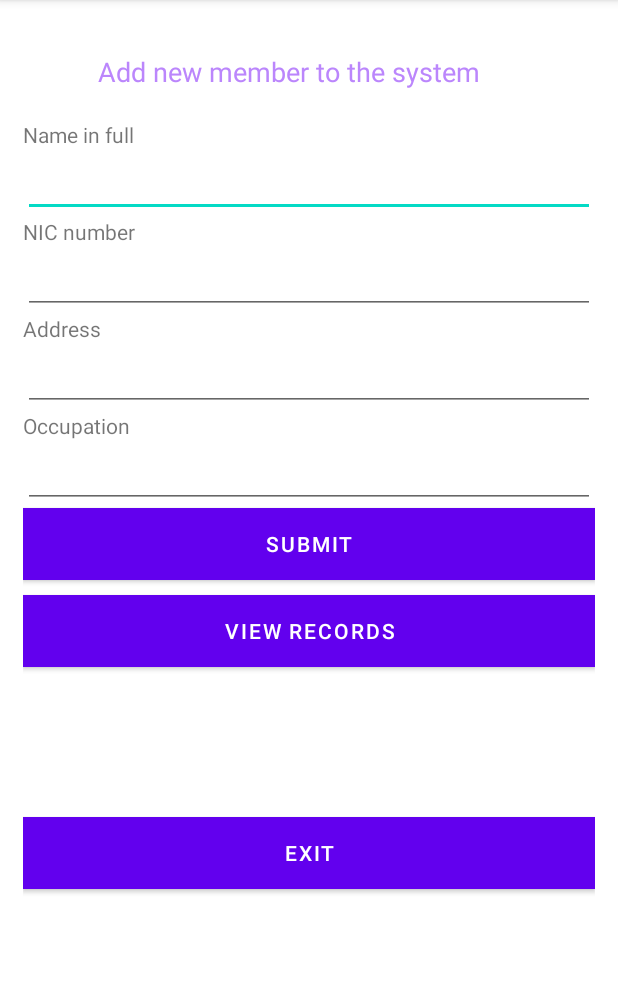
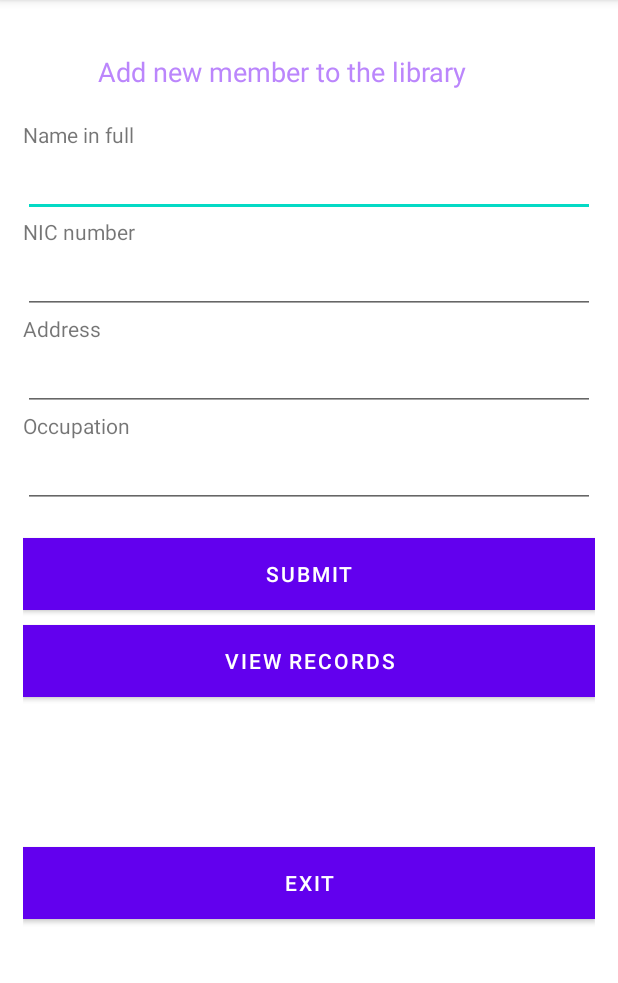
Before and after one commit to cybertronicEX/merged, an Android app: the MainActivity screen opened directly, with no data from a screen before it, on a phone screen of 412 x 824 dp, the part 84-1067 px from its top. Run offline under Robolectric (Android 15) with nearby library versions, the phone set to English and light mode, and no system bars; our stand-ins replace Firebase (no records; nobody signed in at launch, a user with empty details on screens opened directly).

Commit message:
minor fixes

```diff
--- /dev/null
+++ b/LibraySystem/app/src/main/res/drawable/ic_baseline_menu_book_24.xml
@@ -0,0 +1,19 @@
+<vector xmlns:android="http://schemas.android.com/apk/res/android"
+    android:width="24dp"
+    android:height="24dp"
+    android:viewportWidth="24"
+    android:viewportHeight="24"
+    android:tint="?attr/colorControlNormal">
+  <path
+      android:fillColor="@android:color/white"
+      android:pathData="M21,5c-1.11,-0.35 -2.33,-0.5 -3.5,-0.5c-1.95,0 -4.05,0.4 -5.5,1.5c-1.45,-1.1 -3.55,-1.5 -5.5,-1.5S2.45,4.9 1,6v14.65c0,0.25 0.25,0.5 0.5,0.5c0.1,0 0.15,-0.05 0.25,-0.05C3.1,20.45 5.05,20 6.5,20c1.95,0 4.05,0.4 5.5,1.5c1.35,-0.85 3.8,-1.5 5.5,-1.5c1.65,0 3.35,0.3 4.75,1.05c0.1,0.05 0.15,0.05 0.25,0.05c0.25,0 0.5,-0.25 0.5,-0.5V6C22.4,5.55 21.75,5.25 21,5zM21,18.5c-1.1,-0.35 -2.3,-0.5 -3.5,-0.5c-1.7,0 -4.15,0.65 -5.5,1.5V8c1.35,-0.85 3.8,-1.5 5.5,-1.5c1.2,0 2.4,0.15 3.5,0.5V18.5z"/>
+  <path
+      android:fillColor="@android:color/white"
+      android:pathData="M17.5,10.5c0.88,0 1.73,0.09 2.5,0.26V9.24C19.21,9.09 18.36,9 17.5,9c-1.7,0 -3.24,0.29 -4.5,0.83v1.66C14.13,10.85 15.7,10.5 17.5,10.5z"/>
+  <path
+      android:fillColor="@android:color/white"
+      android:pathData="M13,12.49v1.66c1.13,-0.64 2.7,-0.99 4.5,-0.99c0.88,0 1.73,0.09 2.5,0.26V11.9c-0.79,-0.15 -1.64,-0.24 -2.5,-0.24C15.8,11.66 14.26,11.96 13,12.49z"/>
+  <path
+      android:fillColor="@android:color/white"
+      android:pathData="M17.5,14.33c-1.7,0 -3.24,0.29 -4.5,0.83v1.66c1.13,-0.64 2.7,-0.99 4.5,-0.99c0.88,0 1.73,0.09 2.5,0.26v-1.52C19.21,14.41 18.36,14.33 17.5,14.33z"/>
+</vector>
--- a/LibraySystem/app/src/main/res/layout/activity_main.xml
+++ b/LibraySystem/app/src/main/res/layout/activity_main.xml
@@ -15,7 +15,7 @@
     <TextView
         android:layout_width="wrap_content"
         android:layout_height="wrap_content"
-        android:text="Add new member to the system"
+        android:text="Add new member to the library"
         android:textSize="18dp"
         android:textColor="@color/purple_200"
         android:layout_marginTop="20dp"
@@ -73,6 +73,7 @@
         android:id="@+id/btn_submit"
         android:background="@android:color/holo_blue_dark"
         android:text="ADD member"
+        android:layout_marginTop="20dp"
         android:textColor="@android:color/white"/>
 
     <Button
--- a/LibraySystem/app/src/main/res/layout/fragment_home.xml
+++ b/LibraySystem/app/src/main/res/layout/fragment_home.xml
@@ -9,17 +9,10 @@
     <TextView
         android:layout_width="wrap_content"
         android:layout_height="wrap_content"
-        android:text="ATLEAST I TRIED"
+        android:text="This is the home page"
         android:textSize="26dp"
         android:layout_gravity="center"/>
-<!--    <Button-->
-<!--        android:layout_width="match_parent"-->
-<!--        android:layout_height="wrap_content"-->
-<!--        android:id="@+id/btn_switch_back"-->
-<!--        android:background="@android:color/holo_blue_dark"-->
-<!--        android:text="members management"-->
-<!--        android:layout_marginTop="10dp"-->
-<!--        android:textColor="@android:color/white"/>-->
+
 <!--    <Button-->
 <!--        android:layout_width="match_parent"-->
 <!--        android:layout_height="wrap_content"-->
--- a/LibraySystem/app/src/main/res/menu/bottom_nav_menu.xml
+++ b/LibraySystem/app/src/main/res/menu/bottom_nav_menu.xml
@@ -4,9 +4,12 @@
     <item android:title="Home"
         android:icon="@drawable/ic_baseline_home_24"
         android:id="@+id/nav_home"/>
-    <item android:title="Users"
+    <item android:title="Members"
         android:icon="@drawable/ic_baseline_person_24"
         android:id="@+id/nav_users"/>
+    <item android:title="Books"
+        android:icon="@drawable/ic_baseline_menu_book_24"
+        android:id="@+id/nav_books"/>
     <item android:title="Settings"
         android:icon="@drawable/ic_baseline_settings_24"
         android:id="@+id/nav_settings"/>
--- a/LibraySystem/app/src/main/res/menu/option_menu.xml
+++ b/LibraySystem/app/src/main/res/menu/option_menu.xml
@@ -6,4 +6,5 @@
     <item
         android:id="@+id/menu_remove"
         android:title="Remove"/>
+
 </menu>
```
